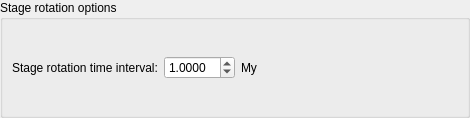
Above: src/qt-widgets/ExportStageRotationOnlyOptionsWidgetUi.ui from GPlates/GPlates before the change. Below: the same form after it.
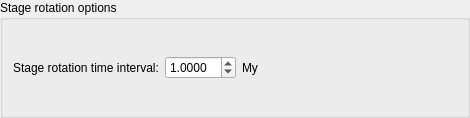
That is the form after the change.

Commit message: (trunk) Tighten up area around the export-specific option widgets a bit so they don't use up so much space - on low-resolution screens in particular.

What changed in the file:
```diff
--- a/src/qt-widgets/ExportStageRotationOnlyOptionsWidgetUi.ui
+++ b/src/qt-widgets/ExportStageRotationOnlyOptionsWidgetUi.ui
@@ -14,6 +14,9 @@
    <string>Form</string>
   </property>
   <layout class="QVBoxLayout" name="verticalLayout">
+   <property name="spacing">
+    <number>0</number>
+   </property>
    <property name="margin">
     <number>0</number>
    </property>
@@ -23,8 +26,23 @@
       <string>Stage rotation options</string>
      </property>
      <layout class="QVBoxLayout" name="verticalLayout_2">
+      <property name="spacing">
+       <number>0</number>
+      </property>
+      <property name="topMargin">
+       <number>1</number>
+      </property>
+      <property name="bottomMargin">
+       <number>1</number>
+      </property>
       <item>
        <layout class="QHBoxLayout" name="layout_time_interval">
+        <property name="spacing">
+         <number>6</number>
+        </property>
+        <property name="margin">
+         <number>1</number>
+        </property>
         <item>
          <widget class="QLabel" name="label_time_interval">
           <property name="text">
```
The commit also changes 5 other files.
